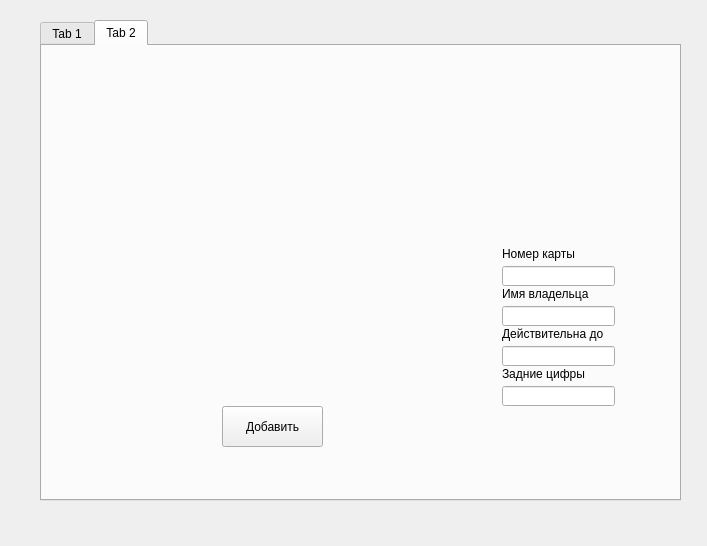
First picture: the form in unt.ui, repository Ksenia-ESST/mdk_lessons, before the edit.
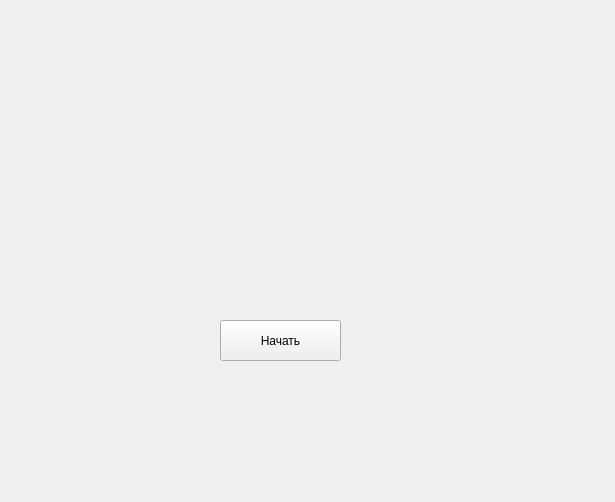
Second picture: the form after the edit. The open tabs and pages were chosen to show the change. Icons and pictures are not drawn.

Patch:
```diff
--- a/unt.ui
+++ b/unt.ui
@@ -6,260 +6,38 @@
    <rect>
     <x>0</x>
     <y>0</y>
-    <width>707</width>
-    <height>546</height>
+    <width>615</width>
+    <height>502</height>
    </rect>
   </property>
   <property name="windowTitle">
    <string>Form</string>
   </property>
-  <widget class="QTabWidget" name="tabWidget">
+  <widget class="QLabel" name="label">
    <property name="geometry">
     <rect>
-     <x>40</x>
-     <y>20</y>
-     <width>641</width>
-     <height>481</height>
+     <x>220</x>
+     <y>160</y>
+     <width>141</width>
+     <height>61</height>
     </rect>
    </property>
-   <property name="currentIndex">
-    <number>0</number>
+   <property name="text">
+    <string/>
    </property>
-   <widget class="QWidget" name="tab">
-    <attribute name="title">
-     <string>Tab 1</string>
-    </attribute>
-    <widget class="QLabel" name="label">
-     <property name="geometry">
-      <rect>
-       <x>80</x>
-       <y>100</y>
-       <width>161</width>
-       <height>16</height>
-      </rect>
-     </property>
-     <property name="text">
-      <string>Первоначальная стоимость</string>
-     </property>
-    </widget>
-    <widget class="QLineEdit" name="line">
-     <property name="geometry">
-      <rect>
-       <x>80</x>
-       <y>140</y>
-       <width>361</width>
-       <height>20</height>
-      </rect>
-     </property>
-     <property name="text">
-      <string>Введите стоимость</string>
-     </property>
-    </widget>
-    <widget class="QLabel" name="label2">
-     <property name="geometry">
-      <rect>
-       <x>80</x>
-       <y>200</y>
-       <width>161</width>
-       <height>16</height>
-      </rect>
-     </property>
-     <property name="text">
-      <string>Норма амортизации</string>
-     </property>
-    </widget>
-    <widget class="QLineEdit" name="line2">
-     <property name="geometry">
-      <rect>
-       <x>80</x>
-       <y>240</y>
-       <width>361</width>
-       <height>20</height>
-      </rect>
-     </property>
-     <property name="text">
-      <string>Введите норму</string>
-     </property>
-    </widget>
-    <widget class="QPushButton" name="push2">
-     <property name="geometry">
-      <rect>
-       <x>240</x>
-       <y>320</y>
-       <width>75</width>
-       <height>23</height>
-      </rect>
-     </property>
-     <property name="text">
-      <string>Посчитать</string>
-     </property>
-    </widget>
-    <widget class="QLabel" name="label_2">
-     <property name="geometry">
-      <rect>
-       <x>100</x>
-       <y>280</y>
-       <width>201</width>
-       <height>21</height>
-      </rect>
-     </property>
-     <property name="text">
-      <string/>
-     </property>
-    </widget>
-   </widget>
-   <widget class="QWidget" name="tab_2">
-    <attribute name="title">
-     <string>Tab 2</string>
-    </attribute>
-    <widget class="QLabel" name="label3_2">
-     <property name="geometry">
-      <rect>
-       <x>40</x>
-       <y>60</y>
-       <width>381</width>
-       <height>261</height>
-      </rect>
-     </property>
-     <property name="text">
-      <string/>
-     </property>
-    </widget>
-    <widget class="QPushButton" name="push">
-     <property name="geometry">
-      <rect>
-       <x>180</x>
-       <y>360</y>
-       <width>101</width>
-       <height>41</height>
-      </rect>
-     </property>
-     <property name="text">
-      <string>Добавить</string>
-     </property>
-    </widget>
-    <widget class="QLabel" name="label4">
-     <property name="geometry">
-      <rect>
-       <x>460</x>
-       <y>200</y>
-       <width>81</width>
-       <height>16</height>
-      </rect>
-     </property>
-     <property name="text">
-      <string>Номер карты</string>
-     </property>
-    </widget>
-    <widget class="QLineEdit" name="line3">
-     <property name="geometry">
-      <rect>
-       <x>460</x>
-       <y>220</y>
-       <width>113</width>
-       <height>20</height>
-      </rect>
-     </property>
-    </widget>
-    <widget class="QLabel" name="label5">
-     <property name="geometry">
-      <rect>
-       <x>460</x>
-       <y>240</y>
-       <width>101</width>
-       <height>16</height>
-      </rect>
-     </property>
-     <property name="text">
-      <string>Имя владельца</string>
-     </property>
-    </widget>
-    <widget class="QLineEdit" name="line4">
-     <property name="geometry">
-      <rect>
-       <x>460</x>
-       <y>260</y>
-       <width>113</width>
-       <height>20</height>
-      </rect>
-     </property>
-    </widget>
-    <widget class="QLabel" name="label6">
-     <property name="geometry">
-      <rect>
-       <x>460</x>
-       <y>280</y>
-       <width>101</width>
-       <height>16</height>
-      </rect>
-     </property>
-     <property name="text">
-      <string>Действительна до</string>
-     </property>
-    </widget>
-    <widget class="QLineEdit" name="line5">
-     <property name="geometry">
-      <rect>
-       <x>460</x>
-       <y>300</y>
-       <width>113</width>
-       <height>20</height>
-      </rect>
-     </property>
-    </widget>
-    <widget class="QLabel" name="label7">
-     <property name="geometry">
-      <rect>
-       <x>460</x>
-       <y>320</y>
-       <width>101</width>
-       <height>16</height>
-      </rect>
-     </property>
-     <property name="text">
-      <string>Задние цифры</string>
-     </property>
-    </widget>
-    <widget class="QLineEdit" name="line6">
-     <property name="geometry">
-      <rect>
-       <x>460</x>
-       <y>340</y>
-       <width>113</width>
-       <height>20</height>
-      </rect>
-     </property>
-    </widget>
-    <widget class="QLabel" name="label8">
-     <property name="geometry">
-      <rect>
-       <x>440</x>
-       <y>40</y>
-       <width>161</width>
-       <height>141</height>
-      </rect>
-     </property>
-     <property name="text">
-      <string/>
-     </property>
-     <property name="pixmap">
-      <pixmap resource="my_photo.qrc">:/photo/photo.png</pixmap>
-     </property>
-     <property name="scaledContents">
-      <bool>true</bool>
-     </property>
-    </widget>
-    <widget class="QTextBrowser" name="textBrowser">
-     <property name="geometry">
-      <rect>
-       <x>-400</x>
-       <y>540</y>
-       <width>256</width>
-       <height>192</height>
-      </rect>
-     </property>
-    </widget>
-   </widget>
+  </widget>
+  <widget class="QPushButton" name="pushButton">
+   <property name="geometry">
+    <rect>
+     <x>220</x>
+     <y>320</y>
+     <width>121</width>
+     <height>41</height>
+    </rect>
+   </property>
+   <property name="text">
+    <string>Начать</string>
+   </property>
   </widget>
  </widget>
  <resources>
```
Left out of the diff: 4 changed lines with no effect on the pictures.
